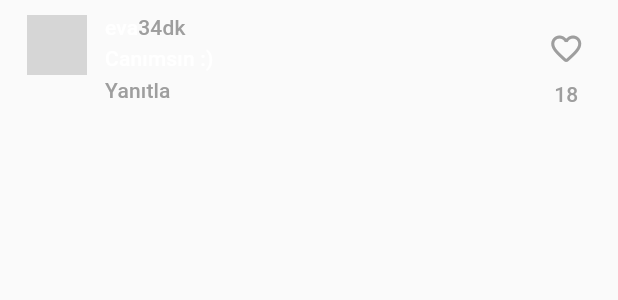
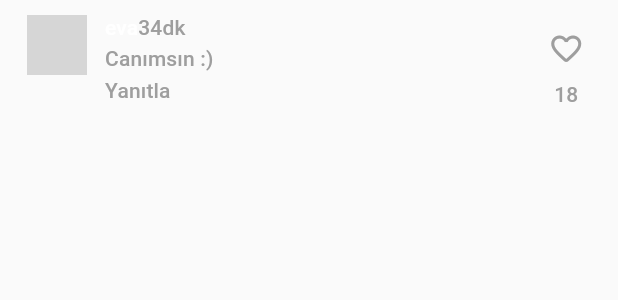
Before and after one commit to ChosWhy/bottom-sheet-learn-with-instagram-copy, a Flutter app: the BottomSheetCommentCard widget shown alone on an empty page, opened directly with sample values from the repository, on a phone screen of 412 x 824 dp. Shown: the top 300 px of the screen. Run offline on Flutter 3.47's test engine with Material 2 defaults, Android fonts, the phone set to English and light mode, and no system bars; our stand-ins replace font_awesome_flutter, video_player; missing offline and left inert: appinio_video_player; network calls fail; grey boxes are pictures that could not be loaded.

Commit message:
codes updated.

```diff
--- a/lib/bottom_sheets/main_bottom_sheet.dart
+++ b/lib/bottom_sheets/main_bottom_sheet.dart
@@ -1,4 +1,5 @@
 import 'package:bottomsheetexample/const/project_colors.dart';
+import 'package:bottomsheetexample/const/project_icons.dart';
 import 'package:bottomsheetexample/core/custom_divider.dart';
 import 'package:bottomsheetexample/extension/size_extension.dart';
 import 'package:flutter/material.dart';
@@ -64,7 +65,7 @@ class _BaseSheetHeaderComponent extends StatelessWidget
                   decoration: BoxDecoration(
                       borderRadius: BorderRadius.circular(generalSize / 2)),
                   child: Icon(
-                    iconArrowBack,
+                    ProjectIconDatas.getIconPaths(iconPaths: IconPaths.arrow_back),
                     color: _projectColors.white,
                   )),
               onTap: () {
@@ -89,6 +90,5 @@ class _BaseSheetHeaderComponent extends StatelessWidget
 
 mixin _BaseSheetHeaderComponentUtility {
   final double generalSize = 40;
-  final IconData iconArrowBack = Icons.arrow_back;
   final double dividerDefaultHeight = 5;
 }
--- a/lib/const/project_colors.dart
+++ b/lib/const/project_colors.dart
@@ -7,4 +7,6 @@ class ProjectColors{
   final Color blue = Colors.blue;
   final Color black = Colors.black;
   final Color grey = Colors.grey;
+  final januaryBlue = const Color(0xff00A0B8);
+
 }
--- /dev/null
+++ b/lib/const/project_icons.dart
@@ -0,0 +1,39 @@
+
+import 'package:flutter/material.dart';
+import 'package:font_awesome_flutter/font_awesome_flutter.dart';
+
+enum IconPaths{
+  favorite_border_rounded,
+  more_vert_outlined,
+  comment,
+  send_outlined,
+  iconArrowDown,
+  keyboard_arrow_down_outlined,
+  favorite,
+  facebookMessenger,
+  arrow_back,
+  gif,
+  save_outlined,
+}
+
+class ProjectIconDatas{
+  static final Map<IconPaths,IconData> iconMap = {
+    IconPaths.favorite_border_rounded: Icons.favorite_border_rounded,
+    IconPaths.more_vert_outlined : Icons.more_vert_outlined,
+    IconPaths.comment : FontAwesomeIcons.comment,
+    IconPaths.send_outlined : Icons.send_outlined,
+    IconPaths.keyboard_arrow_down_outlined : Icons.keyboard_arrow_down_outlined,
+    IconPaths.favorite : Icons.favorite,
+    IconPaths.facebookMessenger : FontAwesomeIcons.facebookMessenger,
+    IconPaths.arrow_back : Icons.arrow_back,
+    IconPaths.gif : Icons.gif,
+    IconPaths.save_outlined : Icons.save_outlined
+  };
+  static IconData? getIconPaths({required IconPaths iconPaths}){
+    final bool result = ProjectIconDatas.iconMap.containsKey(iconPaths);
+    if(result){
+      return ProjectIconDatas.iconMap[iconPaths];
+    }
+    return Icons.error;
+  }
+}
--- a/lib/const/project_padding.dart
+++ b/lib/const/project_padding.dart
@@ -3,7 +3,9 @@ import 'package:flutter/cupertino.dart';
 
 class ProjectPaddings{
   static const EdgeInsets normalBottomPadding = EdgeInsets.only(bottom: 10);
+  static const EdgeInsets smallBottomPadding = EdgeInsets.only(bottom: 5);
   static const EdgeInsets normalTopPadding = EdgeInsets.only(top: 10);
   static const EdgeInsets smallTopPadding = EdgeInsets.only(top: 5);
   static const EdgeInsets projectGeneralSymmetricPadding = EdgeInsets.symmetric(horizontal: 15);
+  static const EdgeInsets normalSymmetricHorizontalPadding = EdgeInsets.symmetric(horizontal: 10);
 }
--- a/lib/product/widgets/bottom_sheet_comment_card.dart
+++ b/lib/product/widgets/bottom_sheet_comment_card.dart
@@ -1,10 +1,15 @@
+import 'package:bottomsheetexample/const/project_colors.dart';
+import 'package:bottomsheetexample/const/project_icons.dart';
+import 'package:bottomsheetexample/const/project_padding.dart';
+import 'package:bottomsheetexample/extension/text_theme.dart';
 import 'package:flutter/material.dart';
-
 import '../../models/bottom_sheet_comment_card_model.dart';
 import 'circular_avatar.dart';
 
 class BottomSheetCommentCard extends StatefulWidget {
-  const BottomSheetCommentCard({super.key, required this.index, required this.model});
+  const BottomSheetCommentCard(
+      {super.key, required this.index, required this.model});
+
   final int index;
   final BottomSheetCommentCardModel model;
 
@@ -12,18 +17,18 @@ class BottomSheetCommentCard extends StatefulWidget {
   State<BottomSheetCommentCard> createState() => _BottomSheetCommentCardState();
 }
 
-class _BottomSheetCommentCardState extends State<BottomSheetCommentCard> {
-  late final BottomSheetCommentCardModel _model;
-
+class _BottomSheetCommentCardState extends State<BottomSheetCommentCard>
+    with _BottomSheetCommentCardUtility {
   @override
   void initState() {
     super.initState();
     _model = widget.model;
   }
+
   @override
   Widget build(BuildContext context) {
     return Padding(
-      padding: const EdgeInsets.only(top: 10.0, left: 18, right: 12),
+      padding: customGeneralPadding,
       child: Row(crossAxisAlignment: CrossAxisAlignment.start, children: [
         CustomCircularAvatar(image: _model.imageUrl),
         const SizedBox(
@@ -42,45 +47,43 @@ class _BottomSheetCommentCardState extends State<BottomSheetCommentCard> {
         children: [
           Row(
             children: [
-              Text(
-                _model.name,
-                style: Theme.of(context)
-                    .textTheme
-                    .titleSmall
-                    ?.copyWith(color: Colors.white),
-              ),
+              Text(_model.name,
+                  style: context.getTextThemeWithContext(context).titleSmall),
               Text(
                 _model.time,
-                style: Theme.of(context)
-                    .textTheme
+                style: context
+                    .getTextThemeWithContext(context)
                     .titleSmall
-                    ?.copyWith(color: Colors.grey),
+                    ?.copyWith(color: _projectColors.grey),
               )
             ],
           ),
           Padding(
-            padding: const EdgeInsets.only(top: 5.0),
+            padding: ProjectPaddings.smallTopPadding,
             child: Text(
               _model.comment,
-              style: Theme.of(context).textTheme.titleSmall?.copyWith(
-                  color: Colors.white, overflow: TextOverflow.ellipsis),
+              style: context
+                  .getTextThemeWithContext(context)
+                  .titleSmall
+                  ?.copyWith(
+                      color: _projectColors.grey,
+                      overflow: TextOverflow.ellipsis),
               maxLines: 100,
             ),
           ),
           Padding(
-            padding: const EdgeInsets.only(top: 5.0),
+            padding: ProjectPaddings.smallTopPadding,
             child: InkWell(
               onTap: () {},
               child: Text(
-                "Yanıtla",
-                style: Theme.of(context)
-                    .textTheme
+                yanitla,
+                style: context
+                    .getTextThemeWithContext(context)
                     .titleSmall
-                    ?.copyWith(color: Colors.grey),
+                    ?.copyWith(color: _projectColors.grey),
               ),
             ),
           ),
-
           //Alt alta yorumlar!
         ],
       ),
@@ -91,25 +94,35 @@ class _BottomSheetCommentCardState extends State<BottomSheetCommentCard> {
     return Column(
       children: [
         InkWell(
-          borderRadius: BorderRadius.circular(25),
+          borderRadius: xLargeBorderRadius,
           onTap: () {},
-          child: const SizedBox(
-            width: 45,
-            height: 45,
+          child: SizedBox(
+            width: commentCardIconSize,
+            height: commentCardIconSize,
             child: Icon(
-              Icons.favorite_border_rounded,
-              color: Colors.grey,
+              ProjectIconDatas.getIconPaths(iconPaths: IconPaths.favorite_border_rounded),
+              color: _projectColors.grey,
             ),
           ),
         ),
         Text(
           _model.likeCount == null ? "" : _model.likeCount.toString(),
-          style: Theme.of(context)
-              .textTheme
+          style: context
+              .getTextThemeWithContext(context)
               .titleSmall
-              ?.copyWith(color: Colors.grey),
+              ?.copyWith(color: _projectColors.grey),
         ),
       ],
     );
   }
 }
+
+mixin _BottomSheetCommentCardUtility {
+  final ProjectColors _projectColors = ProjectColors();
+  final EdgeInsets customGeneralPadding =
+      const EdgeInsets.only(top: 10.0, left: 18, right: 12);
+  final String yanitla = "Yanıtla";
+  final BorderRadius xLargeBorderRadius = BorderRadius.circular(25);
+  final double commentCardIconSize = 45;
+  late final BottomSheetCommentCardModel _model;
+}
```
Also changed, not shown: lib/bottom_sheets/bottom_sheet_comment/bottom_comment_product_bottom_component.dart (added, +143 -0 lines), lib/bottom_sheets/bottom_sheet_comment/bottom_send_emoji_button.dart (added, +40 -0 lines), lib/bottom_sheets/bottom_sheet_comment/show_comment_bottom_sheet.dart (added, +87 -0 lines), lib/bottom_sheets/show_comment_bottom_sheet.dart (deleted, +0 -241 lines), lib/main_page/main_page.dart (+3 -9 lines), lib/main_page/part_appbar.dart (+5 -5 lines), lib/main_page/part_video_body.dart (+5 -10 lines).
